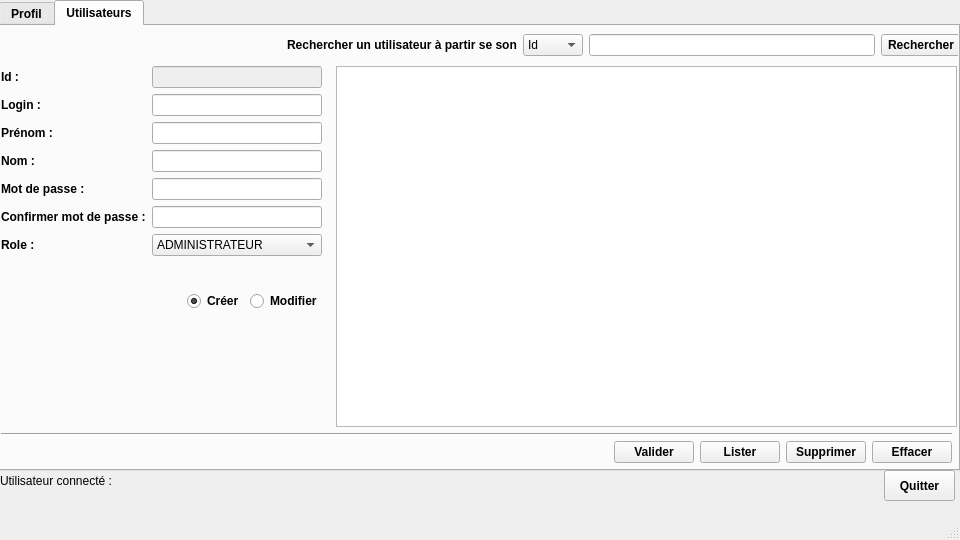
This is uiadministrateur.ui in thiongane-ndiaga/gestion_des_notes as Qt 5 draws it before an edit. The edited form follows.
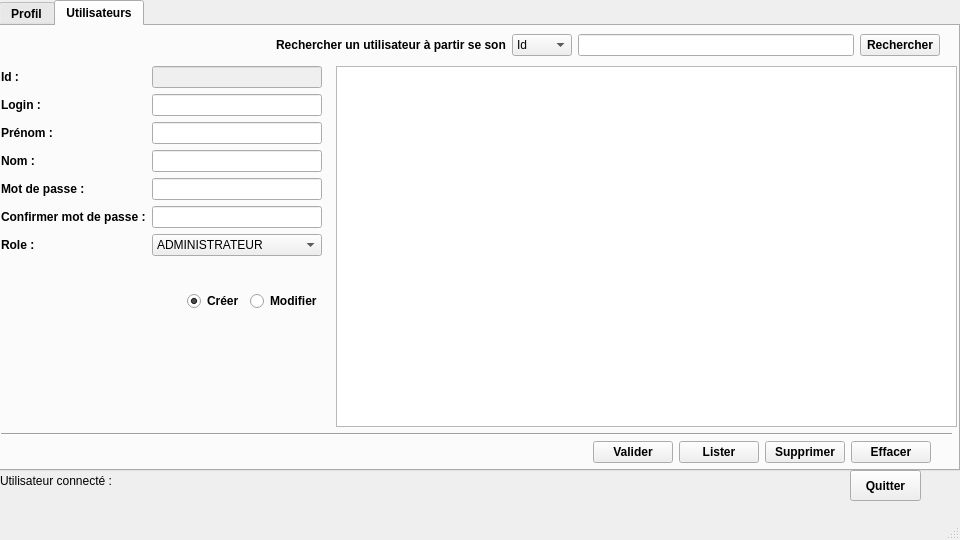
This is the edited form.

```diff
--- a/uiadministrateur.ui
+++ b/uiadministrateur.ui
@@ -393,6 +393,22 @@
          </property>
         </widget>
        </item>
+       <item>
+        <spacer name="horizontalSpacer_2">
+         <property name="orientation">
+          <enum>Qt::Horizontal</enum>
+         </property>
+         <property name="sizeType">
+          <enum>QSizePolicy::Fixed</enum>
+         </property>
+         <property name="sizeHint" stdset="0">
+          <size>
+           <width>21</width>
+           <height>21</height>
+          </size>
+         </property>
+        </spacer>
+       </item>
       </layout>
      </widget>
      <widget class="QTableView" name="tableView">
@@ -491,6 +507,22 @@
          </property>
         </widget>
        </item>
+       <item>
+        <spacer name="horizontalSpacer">
+         <property name="orientation">
+          <enum>Qt::Horizontal</enum>
+         </property>
+         <property name="sizeType">
+          <enum>QSizePolicy::Fixed</enum>
+         </property>
+         <property name="sizeHint" stdset="0">
+          <size>
+           <width>21</width>
+           <height>21</height>
+          </size>
+         </property>
+        </spacer>
+       </item>
       </layout>
      </widget>
      <widget class="QWidget" name="formLayoutWidget">
@@ -826,7 +858,7 @@
    <widget class="QPushButton" name="pushButtonQuitter">
     <property name="geometry">
      <rect>
-      <x>884</x>
+      <x>850</x>
       <y>470</y>
       <width>71</width>
       <height>31</height>
```
Left out of the diff: 2 changed lines with no effect on the pictures. Lines whose indentation alone changed are shown as unchanged.
